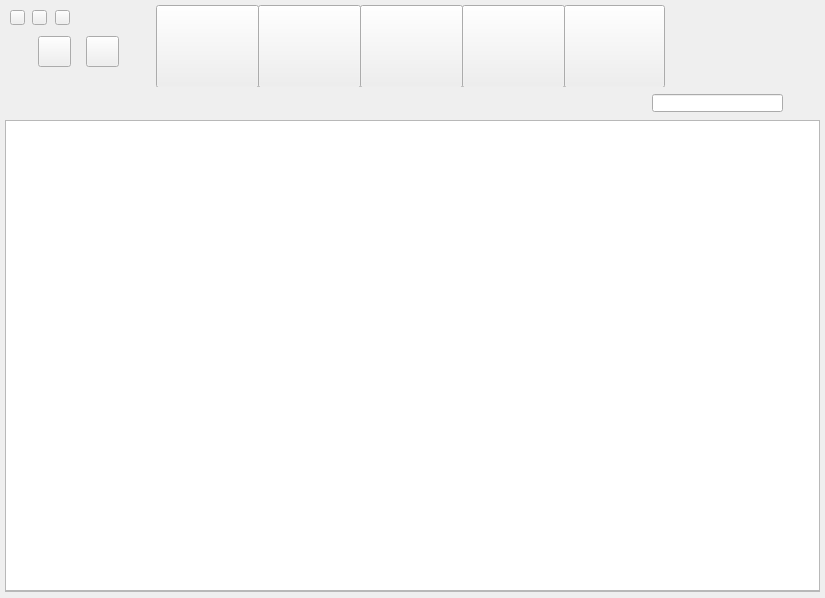
Above: ui/mainwindow.ui from UbuntuKylin/kylin-software-center before the change. Below: the same form after it.
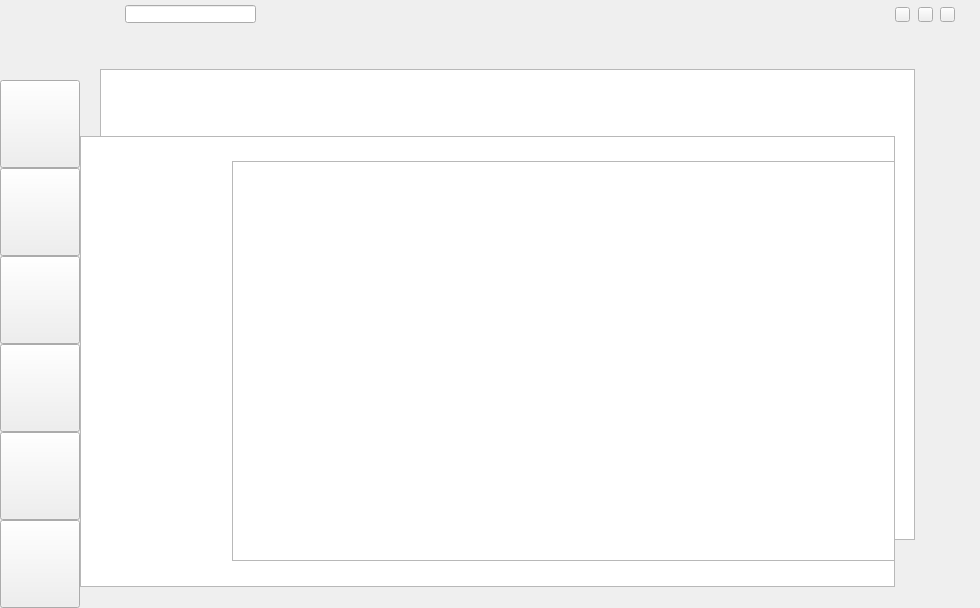
That is the form after the change.

```diff
--- a/ui/mainwindow.ui
+++ b/ui/mainwindow.ui
@@ -6,8 +6,8 @@
    <rect>
     <x>0</x>
     <y>0</y>
-    <width>825</width>
-    <height>598</height>
+    <width>980</width>
+    <height>608</height>
    </rect>
   </property>
   <property name="windowTitle">
@@ -17,79 +17,398 @@
    <widget class="QWidget" name="leftWidget" native="true">
     <property name="geometry">
      <rect>
-      <x>5</x>
-      <y>87</y>
-      <width>152</width>
-      <height>505</height>
+      <x>0</x>
+      <y>0</y>
+      <width>80</width>
+      <height>608</height>
      </rect>
     </property>
-    <widget class="QListWidget" name="categoryView">
+    <widget class="QLabel" name="logoImg">
      <property name="geometry">
       <rect>
        <x>0</x>
-       <y>70</y>
-       <width>152</width>
-       <height>435</height>
+       <y>0</y>
+       <width>80</width>
+       <height>80</height>
       </rect>
      </property>
     </widget>
-    <widget class="QWidget" name="userWidget" native="true">
+    <widget class="QPushButton" name="btnHomepage">
      <property name="geometry">
       <rect>
        <x>0</x>
+       <y>80</y>
+       <width>80</width>
+       <height>88</height>
+      </rect>
+     </property>
+     <property name="text">
+      <string/>
+     </property>
+    </widget>
+    <widget class="QPushButton" name="btnUp">
+     <property name="geometry">
+      <rect>
+       <x>0</x>
+       <y>256</y>
+       <width>80</width>
+       <height>88</height>
+      </rect>
+     </property>
+     <property name="text">
+      <string/>
+     </property>
+    </widget>
+    <widget class="QPushButton" name="btnUn">
+     <property name="geometry">
+      <rect>
+       <x>0</x>
+       <y>344</y>
+       <width>80</width>
+       <height>88</height>
+      </rect>
+     </property>
+     <property name="text">
+      <string/>
+     </property>
+    </widget>
+    <widget class="QPushButton" name="btnXp">
+     <property name="geometry">
+      <rect>
+       <x>0</x>
+       <y>432</y>
+       <width>80</width>
+       <height>88</height>
+      </rect>
+     </property>
+     <property name="text">
+      <string/>
+     </property>
+    </widget>
+    <widget class="QPushButton" name="btnTask">
+     <property name="geometry">
+      <rect>
+       <x>0</x>
+       <y>520</y>
+       <width>80</width>
+       <height>88</height>
+      </rect>
+     </property>
+     <property name="text">
+      <string/>
+     </property>
+    </widget>
+    <widget class="QPushButton" name="btnAll">
+     <property name="geometry">
+      <rect>
+       <x>0</x>
+       <y>168</y>
+       <width>80</width>
+       <height>88</height>
+      </rect>
+     </property>
+     <property name="text">
+      <string/>
+     </property>
+    </widget>
+   </widget>
+   <widget class="QWidget" name="rightWidget" native="true">
+    <property name="geometry">
+     <rect>
+      <x>80</x>
        <y>0</y>
-       <width>152</width>
-       <height>70</height>
-      </rect>
-     </property>
-     <widget class="QLabel" name="userLabel">
+      <width>900</width>
+      <height>608</height>
+     </rect>
+    </property>
+    <widget class="QWidget" name="allsWidget" native="true">
+     <property name="geometry">
+      <rect>
+       <x>152</x>
+       <y>82</y>
+       <width>663</width>
+       <height>479</height>
+      </rect>
+     </property>
+     <widget class="QListWidget" name="allsListWidget">
+      <property name="geometry">
+       <rect>
+        <x>0</x>
+        <y>79</y>
+        <width>663</width>
+        <height>400</height>
+       </rect>
+      </property>
+     </widget>
+     <widget class="QLabel" name="allsHeader">
+      <property name="geometry">
+       <rect>
+        <x>0</x>
+        <y>55</y>
+        <width>663</width>
+        <height>24</height>
+       </rect>
+      </property>
+      <property name="text">
+       <string/>
+      </property>
+     </widget>
+     <widget class="QLabel" name="allsMSGBar">
+      <property name="geometry">
+       <rect>
+        <x>0</x>
+        <y>0</y>
+        <width>663</width>
+        <height>55</height>
+       </rect>
+      </property>
+      <property name="text">
+       <string/>
+      </property>
+     </widget>
+     <widget class="QLabel" name="textsize_all">
+      <property name="geometry">
+       <rect>
+        <x>300</x>
+        <y>58</y>
+        <width>50</width>
+        <height>17</height>
+       </rect>
+      </property>
+      <property name="text">
+       <string/>
+      </property>
+     </widget>
+     <widget class="QLabel" name="textrating_all">
+      <property name="geometry">
+       <rect>
+        <x>510</x>
+        <y>58</y>
+        <width>60</width>
+        <height>17</height>
+       </rect>
+      </property>
+      <property name="text">
+       <string/>
+      </property>
+     </widget>
+     <widget class="QLabel" name="textappname_all">
+      <property name="geometry">
+       <rect>
+        <x>70</x>
+        <y>58</y>
+        <width>170</width>
+        <height>17</height>
+       </rect>
+      </property>
+      <property name="text">
+       <string/>
+      </property>
+     </widget>
+     <widget class="QLabel" name="texticon_all">
+      <property name="geometry">
+       <rect>
+        <x>10</x>
+        <y>58</y>
+        <width>30</width>
+        <height>17</height>
+       </rect>
+      </property>
+      <property name="text">
+       <string/>
+      </property>
+     </widget>
+     <widget class="QLabel" name="textversion_all">
+      <property name="geometry">
+       <rect>
+        <x>375</x>
+        <y>58</y>
+        <width>100</width>
+        <height>17</height>
+       </rect>
+      </property>
+      <property name="text">
+       <string/>
+      </property>
+     </widget>
+     <widget class="QLabel" name="textaction_all">
+      <property name="geometry">
+       <rect>
+        <x>600</x>
+        <y>58</y>
+        <width>50</width>
+        <height>17</height>
+       </rect>
+      </property>
+      <property name="text">
+       <string/>
+      </property>
+     </widget>
+    </widget>
+    <widget class="QWidget" name="xpWidget" native="true">
       <property name="geometry">
        <rect>
         <x>20</x>
-        <y>12</y>
-        <width>46</width>
-        <height>46</height>
-       </rect>
-      </property>
+       <y>36</y>
+       <width>860</width>
+       <height>565</height>
+      </rect>
+     </property>
+     <widget class="QLabel" name="xpMSGBar">
+      <property name="geometry">
+       <rect>
+        <x>0</x>
+        <y>0</y>
+        <width>815</width>
+        <height>33</height>
+       </rect>
+      </property>
       <property name="text">
        <string/>
       </property>
      </widget>
-     <widget class="QLabel" name="userName">
+     <widget class="QTableWidget" name="xptableWidget">
       <property name="geometry">
        <rect>
-        <x>72</x>
-        <y>18</y>
-        <width>80</width>
-        <height>18</height>
+        <x>0</x>
+        <y>33</y>
+        <width>815</width>
+        <height>471</height>
        </rect>
       </property>
+     </widget>
+    </widget>
+    <widget class="QWidget" name="unWidget" native="true">
+     <property name="geometry">
+      <rect>
+       <x>152</x>
+       <y>82</y>
+       <width>663</width>
+       <height>479</height>
+      </rect>
+     </property>
+     <widget class="QListWidget" name="unListWidget">
+      <property name="geometry">
+       <rect>
+        <x>0</x>
+        <y>79</y>
+        <width>663</width>
+        <height>400</height>
+       </rect>
+      </property>
+     </widget>
+     <widget class="QLabel" name="unHeader">
+      <property name="geometry">
+       <rect>
+        <x>0</x>
+        <y>55</y>
+        <width>663</width>
+        <height>24</height>
+       </rect>
+      </property>
       <property name="text">
        <string/>
       </property>
      </widget>
-     <widget class="QLabel" name="userLv">
+     <widget class="QLabel" name="unMSGBar">
       <property name="geometry">
        <rect>
-        <x>72</x>
-        <y>35</y>
-        <width>80</width>
-        <height>18</height>
+        <x>0</x>
+        <y>0</y>
+        <width>663</width>
+        <height>55</height>
        </rect>
       </property>
       <property name="text">
        <string/>
       </property>
      </widget>
+     <widget class="QLabel" name="textappname_un">
+      <property name="geometry">
+       <rect>
+        <x>70</x>
+        <y>58</y>
+        <width>170</width>
+        <height>17</height>
+       </rect>
+      </property>
+      <property name="text">
+       <string/>
+      </property>
+     </widget>
+     <widget class="QLabel" name="textsize_un">
+      <property name="geometry">
+       <rect>
+        <x>300</x>
+        <y>58</y>
+        <width>50</width>
+        <height>17</height>
+       </rect>
+      </property>
+      <property name="text">
+       <string/>
+      </property>
+     </widget>
+     <widget class="QLabel" name="textrating_un">
+      <property name="geometry">
+       <rect>
+        <x>510</x>
+        <y>58</y>
+        <width>60</width>
+        <height>17</height>
+       </rect>
+      </property>
+      <property name="text">
+       <string/>
+      </property>
+     </widget>
+     <widget class="QLabel" name="textversion_un">
+      <property name="geometry">
+       <rect>
+        <x>375</x>
+        <y>58</y>
+        <width>100</width>
+        <height>17</height>
+       </rect>
+      </property>
+      <property name="text">
+       <string/>
+      </property>
+     </widget>
+     <widget class="QLabel" name="texticon_un">
+      <property name="geometry">
+       <rect>
+        <x>10</x>
+        <y>58</y>
+        <width>30</width>
+        <height>17</height>
+       </rect>
+      </property>
+      <property name="text">
+       <string/>
+      </property>
+     </widget>
+     <widget class="QLabel" name="textaction_un">
+      <property name="geometry">
+       <rect>
+        <x>600</x>
+        <y>58</y>
+        <width>50</width>
+        <height>17</height>
+       </rect>
+      </property>
+      <property name="text">
+       <string/>
+      </property>
     </widget>
    </widget>
    <widget class="QWidget" name="homepageWidget" native="true">
     <property name="geometry">
      <rect>
-      <x>157</x>
-      <y>87</y>
-      <width>663</width>
-      <height>479</height>
+       <x>20</x>
+       <y>36</y>
+       <width>860</width>
+       <height>565</height>
      </rect>
     </property>
     <widget class="QWidget" name="recommendWidget" native="true">
@@ -227,585 +546,21 @@
      </property>
     </widget>
    </widget>
-   <widget class="QWidget" name="bottomWidget" native="true">
+    <widget class="QWidget" name="searchBG" native="true">
     <property name="geometry">
      <rect>
-      <x>157</x>
-      <y>566</y>
+       <x>152</x>
+       <y>82</y>
       <width>663</width>
-      <height>26</height>
-     </rect>
-    </property>
-    <widget class="QLabel" name="bottomImg">
-     <property name="geometry">
-      <rect>
-       <x>438</x>
-       <y>4</y>
-       <width>18</width>
-       <height>18</height>
-      </rect>
-     </property>
-     <property name="text">
-      <string/>
-     </property>
-    </widget>
-    <widget class="QLabel" name="bottomText1">
-     <property name="geometry">
-      <rect>
-       <x>463</x>
-       <y>3</y>
-       <width>140</width>
-       <height>19</height>
-      </rect>
-     </property>
-     <property name="text">
-      <string/>
-     </property>
-    </widget>
-    <widget class="QLabel" name="bottomText2">
-     <property name="geometry">
-      <rect>
-       <x>608</x>
-       <y>3</y>
-       <width>50</width>
-       <height>19</height>
-      </rect>
-     </property>
-     <property name="text">
-      <string/>
-     </property>
-    </widget>
-   </widget>
-   <widget class="QWidget" name="upWidget" native="true">
-    <property name="geometry">
-     <rect>
-      <x>157</x>
-      <y>87</y>
-      <width>663</width>
-      <height>479</height>
-     </rect>
-    </property>
-    <widget class="QListWidget" name="upListWidget">
-     <property name="geometry">
-      <rect>
-       <x>0</x>
-       <y>79</y>
-       <width>663</width>
-       <height>400</height>
-      </rect>
-     </property>
-    </widget>
-    <widget class="QLabel" name="upHeader">
-     <property name="geometry">
-      <rect>
-       <x>0</x>
-       <y>55</y>
-       <width>663</width>
-       <height>24</height>
-      </rect>
-     </property>
-     <property name="text">
-      <string/>
-     </property>
-    </widget>
-    <widget class="QLabel" name="upMSGBar">
-     <property name="geometry">
-      <rect>
-       <x>0</x>
-       <y>0</y>
-       <width>663</width>
-       <height>55</height>
-      </rect>
-     </property>
-     <property name="text">
-      <string/>
-     </property>
-    </widget>
-    <widget class="QLabel" name="textrating_up">
-     <property name="geometry">
-      <rect>
-       <x>510</x>
-       <y>58</y>
-       <width>60</width>
-       <height>17</height>
-      </rect>
-     </property>
-     <property name="text">
-      <string/>
-     </property>
-    </widget>
-    <widget class="QLabel" name="textsize_up">
-     <property name="geometry">
-      <rect>
-       <x>300</x>
-       <y>58</y>
-       <width>50</width>
-       <height>17</height>
-      </rect>
-     </property>
-     <property name="text">
-      <string/>
-     </property>
-    </widget>
-    <widget class="QLabel" name="textversion_up">
-     <property name="geometry">
-      <rect>
-       <x>375</x>
-       <y>58</y>
-       <width>100</width>
-       <height>17</height>
-      </rect>
-     </property>
-     <property name="text">
-      <string/>
-     </property>
-    </widget>
-    <widget class="QLabel" name="texticon_up">
-     <property name="geometry">
-      <rect>
-       <x>10</x>
-       <y>58</y>
-       <width>30</width>
-       <height>17</height>
-      </rect>
-     </property>
-     <property name="text">
-      <string/>
-     </property>
-    </widget>
-    <widget class="QLabel" name="textappname_up">
-     <property name="geometry">
-      <rect>
-       <x>70</x>
-       <y>58</y>
-       <width>170</width>
-       <height>17</height>
-      </rect>
-     </property>
-     <property name="text">
-      <string/>
-     </property>
-    </widget>
-    <widget class="QLabel" name="textaction_up">
-     <property name="geometry">
-      <rect>
-       <x>600</x>
-       <y>58</y>
-       <width>50</width>
-       <height>17</height>
-      </rect>
-     </property>
-     <property name="text">
-      <string/>
-     </property>
-    </widget>
-   </widget>
-   <widget class="QWidget" name="unWidget" native="true">
-    <property name="geometry">
-     <rect>
-      <x>157</x>
-      <y>87</y>
-      <width>663</width>
-      <height>479</height>
-     </rect>
-    </property>
-    <widget class="QListWidget" name="unListWidget">
-     <property name="geometry">
-      <rect>
-       <x>0</x>
-       <y>79</y>
-       <width>663</width>
-       <height>400</height>
-      </rect>
-     </property>
-    </widget>
-    <widget class="QLabel" name="unHeader">
-     <property name="geometry">
-      <rect>
-       <x>0</x>
-       <y>55</y>
-       <width>663</width>
-       <height>24</height>
-      </rect>
-     </property>
-     <property name="text">
-      <string/>
-     </property>
-    </widget>
-    <widget class="QLabel" name="unMSGBar">
-     <property name="geometry">
-      <rect>
-       <x>0</x>
-       <y>0</y>
-       <width>663</width>
-       <height>55</height>
-      </rect>
-     </property>
-     <property name="text">
-      <string/>
-     </property>
-    </widget>
-    <widget class="QLabel" name="textappname_un">
-     <property name="geometry">
-      <rect>
-       <x>70</x>
-       <y>58</y>
-       <width>170</width>
-       <height>17</height>
-      </rect>
-     </property>
-     <property name="text">
-      <string/>
-     </property>
-    </widget>
-    <widget class="QLabel" name="textsize_un">
-     <property name="geometry">
-      <rect>
-       <x>300</x>
-       <y>58</y>
-       <width>50</width>
-       <height>17</height>
-      </rect>
-     </property>
-     <property name="text">
-      <string/>
-     </property>
-    </widget>
-    <widget class="QLabel" name="textrating_un">
-     <property name="geometry">
-      <rect>
-       <x>510</x>
-       <y>58</y>
-       <width>60</width>
-       <height>17</height>
-      </rect>
-     </property>
-     <property name="text">
-      <string/>
-     </property>
-    </widget>
-    <widget class="QLabel" name="textversion_un">
-     <property name="geometry">
-      <rect>
-       <x>375</x>
-       <y>58</y>
-       <width>100</width>
-       <height>17</height>
-      </rect>
-     </property>
-     <property name="text">
-      <string/>
-     </property>
-    </widget>
-    <widget class="QLabel" name="texticon_un">
-     <property name="geometry">
-      <rect>
-       <x>10</x>
-       <y>58</y>
-       <width>30</width>
-       <height>17</height>
-      </rect>
-     </property>
-     <property name="text">
-      <string/>
-     </property>
-    </widget>
-    <widget class="QLabel" name="textaction_un">
-     <property name="geometry">
-      <rect>
-       <x>600</x>
-       <y>58</y>
-       <width>50</width>
-       <height>17</height>
-      </rect>
-     </property>
-     <property name="text">
-      <string/>
-     </property>
-    </widget>
-   </widget>
-   <widget class="QWidget" name="allsWidget" native="true">
-    <property name="geometry">
-     <rect>
-      <x>157</x>
-      <y>87</y>
-      <width>663</width>
-      <height>479</height>
-     </rect>
-    </property>
-    <widget class="QListWidget" name="allsListWidget">
-     <property name="geometry">
-      <rect>
-       <x>0</x>
-       <y>79</y>
-       <width>663</width>
-       <height>400</height>
-      </rect>
-     </property>
-    </widget>
-    <widget class="QLabel" name="allsHeader">
-     <property name="geometry">
-      <rect>
-       <x>0</x>
-       <y>55</y>
-       <width>663</width>
-       <height>24</height>
-      </rect>
-     </property>
-     <property name="text">
-      <string/>
-     </property>
-    </widget>
-    <widget class="QLabel" name="allsMSGBar">
-     <property name="geometry">
-      <rect>
-       <x>0</x>
-       <y>0</y>
-       <width>663</width>
-       <height>55</height>
-      </rect>
-     </property>
-     <property name="text">
-      <string/>
-     </property>
-    </widget>
-    <widget class="QLabel" name="textsize_all">
-     <property name="geometry">
-      <rect>
-       <x>300</x>
-       <y>58</y>
-       <width>50</width>
-       <height>17</height>
-      </rect>
-     </property>
-     <property name="text">
-      <string/>
-     </property>
-    </widget>
-    <widget class="QLabel" name="textrating_all">
-     <property name="geometry">
-      <rect>
-       <x>510</x>
-       <y>58</y>
-       <width>60</width>
-       <height>17</height>
-      </rect>
-     </property>
-     <property name="text">
-      <string/>
-     </property>
-    </widget>
-    <widget class="QLabel" name="textappname_all">
-     <property name="geometry">
-      <rect>
-       <x>70</x>
-       <y>58</y>
-       <width>170</width>
-       <height>17</height>
-      </rect>
-     </property>
-     <property name="text">
-      <string/>
-     </property>
-    </widget>
-    <widget class="QLabel" name="texticon_all">
-     <property name="geometry">
-      <rect>
-       <x>10</x>
-       <y>58</y>
-       <width>30</width>
-       <height>17</height>
-      </rect>
-     </property>
-     <property name="text">
-      <string/>
-     </property>
-    </widget>
-    <widget class="QLabel" name="textversion_all">
-     <property name="geometry">
-      <rect>
-       <x>375</x>
-       <y>58</y>
-       <width>100</width>
-       <height>17</height>
-      </rect>
-     </property>
-     <property name="text">
-      <string/>
-     </property>
-    </widget>
-    <widget class="QLabel" name="textaction_all">
-     <property name="geometry">
-      <rect>
-       <x>600</x>
-       <y>58</y>
-       <width>50</width>
-       <height>17</height>
-      </rect>
-     </property>
-     <property name="text">
-      <string/>
-     </property>
-    </widget>
-   </widget>
-   <widget class="QWidget" name="headerWidget" native="true">
-    <property name="geometry">
-     <rect>
-      <x>5</x>
-      <y>5</y>
-      <width>815</width>
-      <height>82</height>
-     </rect>
-    </property>
-    <widget class="QPushButton" name="btnBack">
-     <property name="geometry">
-      <rect>
-       <x>33</x>
-       <y>31</y>
-       <width>33</width>
-       <height>31</height>
-      </rect>
-     </property>
-     <property name="text">
-      <string/>
-     </property>
-    </widget>
-    <widget class="QPushButton" name="btnNext">
-     <property name="geometry">
-      <rect>
-       <x>81</x>
-       <y>31</y>
-       <width>33</width>
-       <height>31</height>
-      </rect>
-     </property>
-     <property name="text">
-      <string/>
-     </property>
-    </widget>
-    <widget class="QPushButton" name="btnHomepage">
-     <property name="geometry">
-      <rect>
-       <x>151</x>
-       <y>0</y>
-       <width>103</width>
-       <height>83</height>
-      </rect>
-     </property>
-     <property name="text">
-      <string/>
-     </property>
-    </widget>
-    <widget class="QPushButton" name="btnUp">
-     <property name="geometry">
-      <rect>
-       <x>253</x>
-       <y>0</y>
-       <width>103</width>
-       <height>83</height>
-      </rect>
-     </property>
-     <property name="text">
-      <string/>
-     </property>
-    </widget>
-    <widget class="QPushButton" name="btnUn">
-     <property name="geometry">
-      <rect>
-       <x>355</x>
-       <y>0</y>
-       <width>103</width>
-       <height>83</height>
-      </rect>
-     </property>
-     <property name="text">
-      <string/>
-     </property>
-    </widget>
-    <widget class="QLabel" name="logoImg">
-     <property name="geometry">
-      <rect>
-       <x>667</x>
-       <y>18</y>
-       <width>127</width>
-       <height>44</height>
-      </rect>
-     </property>
-     <property name="text">
-      <string/>
-     </property>
-    </widget>
-    <widget class="QPushButton" name="btnTask">
-     <property name="geometry">
-      <rect>
-       <x>457</x>
-       <y>0</y>
-       <width>103</width>
-       <height>83</height>
-      </rect>
-     </property>
-     <property name="text">
-      <string/>
-     </property>
-    </widget>
-    <widget class="QPushButton" name="btnClose">
-     <property name="geometry">
-      <rect>
-       <x>5</x>
-       <y>5</y>
-       <width>15</width>
-       <height>15</height>
-      </rect>
-     </property>
-     <property name="text">
-      <string/>
-     </property>
-    </widget>
-    <widget class="QPushButton" name="btnMin">
-     <property name="geometry">
-      <rect>
-       <x>27</x>
-       <y>5</y>
-       <width>15</width>
-       <height>15</height>
-      </rect>
-     </property>
-     <property name="text">
-      <string/>
-     </property>
-    </widget>
-    <widget class="QPushButton" name="btnConf">
-     <property name="geometry">
-      <rect>
-       <x>50</x>
-       <y>5</y>
-       <width>15</width>
-       <height>15</height>
-      </rect>
-     </property>
-     <property name="text">
-      <string/>
-     </property>
-    </widget>
-    <widget class="QPushButton" name="btnXp">
-     <property name="geometry">
-      <rect>
-       <x>559</x>
-       <y>0</y>
-       <width>101</width>
-       <height>83</height>
-      </rect>
-     </property>
-     <property name="text">
-      <string/>
-     </property>
-    </widget>
+       <height>33</height>
+      </rect>
+     </property>
    </widget>
    <widget class="QWidget" name="searchWidget" native="true">
     <property name="geometry">
      <rect>
-      <x>157</x>
-      <y>87</y>
+       <x>152</x>
+       <y>82</y>
       <width>663</width>
       <height>479</height>
      </rect>
@@ -850,8 +605,8 @@
    <widget class="QWidget" name="taskWidget" native="true">
     <property name="geometry">
      <rect>
-      <x>5</x>
-      <y>87</y>
+       <x>0</x>
+       <y>82</y>
       <width>815</width>
       <height>505</height>
      </rect>
@@ -958,20 +713,183 @@
      </property>
     </widget>
    </widget>
-   <widget class="QWidget" name="searchBG" native="true">
+    <widget class="QWidget" name="upWidget" native="true">
     <property name="geometry">
      <rect>
-      <x>157</x>
-      <y>87</y>
+       <x>152</x>
+       <y>82</y>
       <width>663</width>
-      <height>33</height>
-     </rect>
-    </property>
+       <height>479</height>
+      </rect>
+     </property>
+     <widget class="QListWidget" name="upListWidget">
+      <property name="geometry">
+       <rect>
+        <x>0</x>
+        <y>79</y>
+        <width>663</width>
+        <height>400</height>
+       </rect>
+      </property>
+     </widget>
+     <widget class="QLabel" name="upHeader">
+      <property name="geometry">
+       <rect>
+        <x>0</x>
+        <y>55</y>
+        <width>663</width>
+        <height>24</height>
+       </rect>
+      </property>
+      <property name="text">
+       <string/>
+      </property>
+     </widget>
+     <widget class="QLabel" name="upMSGBar">
+      <property name="geometry">
+       <rect>
+        <x>0</x>
+        <y>0</y>
+        <width>663</width>
+        <height>55</height>
+       </rect>
+      </property>
+      <property name="text">
+       <string/>
+      </property>
+     </widget>
+     <widget class="QLabel" name="textrating_up">
+      <property name="geometry">
+       <rect>
+        <x>510</x>
+        <y>58</y>
+        <width>60</width>
+        <height>17</height>
+       </rect>
+      </property>
+      <property name="text">
+       <string/>
+      </property>
+     </widget>
+     <widget class="QLabel" name="textsize_up">
+      <property name="geometry">
+       <rect>
+        <x>300</x>
+        <y>58</y>
+        <width>50</width>
+        <height>17</height>
+       </rect>
+      </property>
+      <property name="text">
+       <string/>
+      </property>
+     </widget>
+     <widget class="QLabel" name="textversion_up">
+      <property name="geometry">
+       <rect>
+        <x>375</x>
+        <y>58</y>
+        <width>100</width>
+        <height>17</height>
+       </rect>
+      </property>
+      <property name="text">
+       <string/>
+      </property>
+     </widget>
+     <widget class="QLabel" name="texticon_up">
+      <property name="geometry">
+       <rect>
+        <x>10</x>
+        <y>58</y>
+        <width>30</width>
+        <height>17</height>
+       </rect>
+      </property>
+      <property name="text">
+       <string/>
+      </property>
+     </widget>
+     <widget class="QLabel" name="textappname_up">
+      <property name="geometry">
+       <rect>
+        <x>70</x>
+        <y>58</y>
+        <width>170</width>
+        <height>17</height>
+       </rect>
+      </property>
+      <property name="text">
+       <string/>
+      </property>
+     </widget>
+     <widget class="QLabel" name="textaction_up">
+      <property name="geometry">
+       <rect>
+        <x>600</x>
+        <y>58</y>
+        <width>50</width>
+        <height>17</height>
+       </rect>
+      </property>
+      <property name="text">
+       <string/>
+      </property>
+     </widget>
+    </widget>
+    <widget class="QWidget" name="headerWidget" native="true">
+     <property name="geometry">
+      <rect>
+       <x>20</x>
+       <y>0</y>
+       <width>860</width>
+       <height>36</height>
+      </rect>
+     </property>
+     <widget class="QPushButton" name="btnClose">
+      <property name="geometry">
+       <rect>
+        <x>840</x>
+        <y>7</y>
+        <width>15</width>
+        <height>15</height>
+       </rect>
+      </property>
+      <property name="text">
+       <string/>
+      </property>
+     </widget>
+     <widget class="QPushButton" name="btnMin">
+      <property name="geometry">
+       <rect>
+        <x>795</x>
+        <y>7</y>
+        <width>15</width>
+        <height>15</height>
+       </rect>
+      </property>
+      <property name="text">
+       <string/>
+      </property>
+     </widget>
+     <widget class="QPushButton" name="btnConf">
+      <property name="geometry">
+       <rect>
+        <x>818</x>
+        <y>7</y>
+        <width>15</width>
+        <height>15</height>
+       </rect>
+      </property>
+      <property name="text">
+       <string/>
+      </property>
+     </widget>
     <widget class="QLineEdit" name="leSearch">
      <property name="geometry">
       <rect>
-       <x>495</x>
-       <y>7</y>
+        <x>25</x>
+        <y>5</y>
        <width>131</width>
        <height>18</height>
       </rect>
@@ -980,8 +898,8 @@
     <widget class="QLabel" name="lebg">
      <property name="geometry">
       <rect>
-       <x>478</x>
-       <y>7</y>
+        <x>8</x>
+        <y>5</y>
        <width>157</width>
        <height>18</height>
       </rect>
@@ -991,91 +909,9 @@
      </property>
     </widget>
    </widget>
-   <widget class="QLabel" name="shadowleft">
-    <property name="geometry">
-     <rect>
-      <x>0</x>
-      <y>5</y>
-      <width>5</width>
-      <height>587</height>
-     </rect>
-    </property>
-    <property name="text">
-     <string/>
-    </property>
    </widget>
-   <widget class="QLabel" name="shadowright">
-    <property name="geometry">
-     <rect>
-      <x>820</x>
-      <y>5</y>
-      <width>5</width>
-      <height>587</height>
-     </rect>
-    </property>
-    <property name="text">
-     <string/>
-    </property>
-   </widget>
-   <widget class="QLabel" name="shadowup">
-    <property name="geometry">
-     <rect>
-      <x>0</x>
-      <y>0</y>
-      <width>825</width>
-      <height>5</height>
-     </rect>
-    </property>
-    <property name="text">
-     <string/>
-    </property>
-   </widget>
-   <widget class="QLabel" name="shadowbottom">
-    <property name="geometry">
-     <rect>
-      <x>0</x>
-      <y>592</y>
-      <width>825</width>
-      <height>6</height>
-     </rect>
-    </property>
-    <property name="text">
-     <string/>
-    </property>
-   </widget>
-   <widget class="QWidget" name="xpWidget" native="true">
-    <property name="geometry">
-     <rect>
-      <x>5</x>
-      <y>87</y>
-      <width>815</width>
-      <height>505</height>
-     </rect>
-    </property>
-    <widget class="QLabel" name="xpMSGBar">
-     <property name="geometry">
-      <rect>
-       <x>0</x>
-       <y>0</y>
-       <width>815</width>
-       <height>33</height>
-      </rect>
-     </property>
-     <property name="text">
-      <string/>
-     </property>
-    </widget>
-    <widget class="QTableWidget" name="xptableWidget">
-     <property name="geometry">
-      <rect>
-       <x>0</x>
-       <y>33</y>
-       <width>815</width>
-       <height>471</height>
-      </rect>
-     </property>
-    </widget>
-   </widget>
+   <zorder>rightWidget</zorder>
+   <zorder>navWidget</zorder>
   </widget>
  </widget>
  <resources/>
```
Left out of the diff: 5 changed lines with no effect on the pictures. Lines whose indentation alone changed are shown as unchanged.
